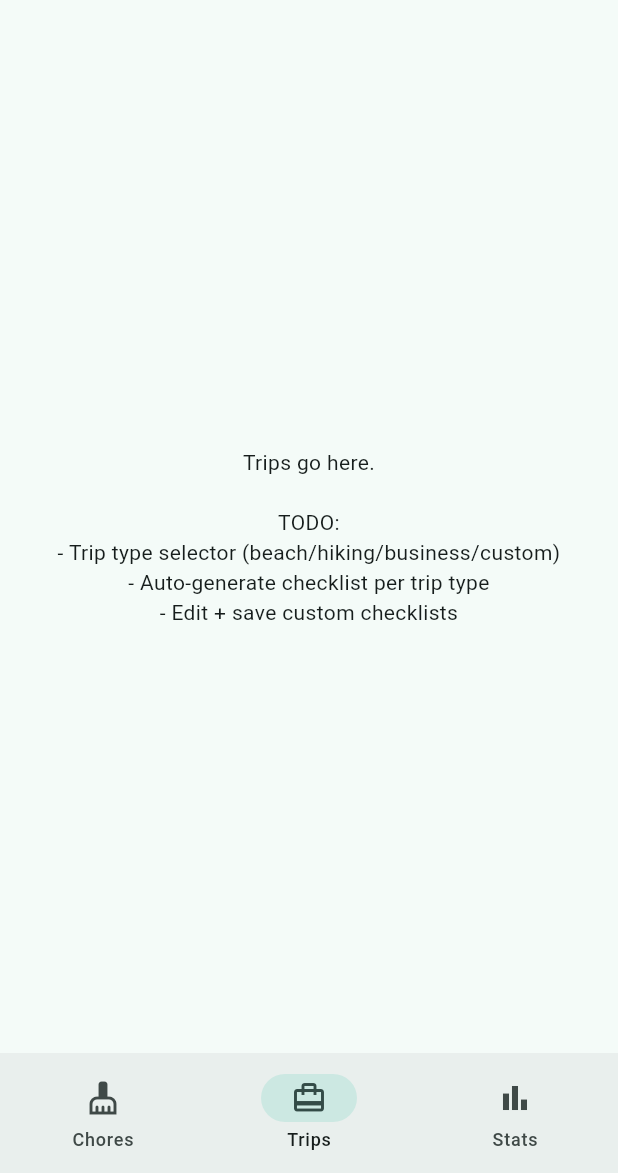
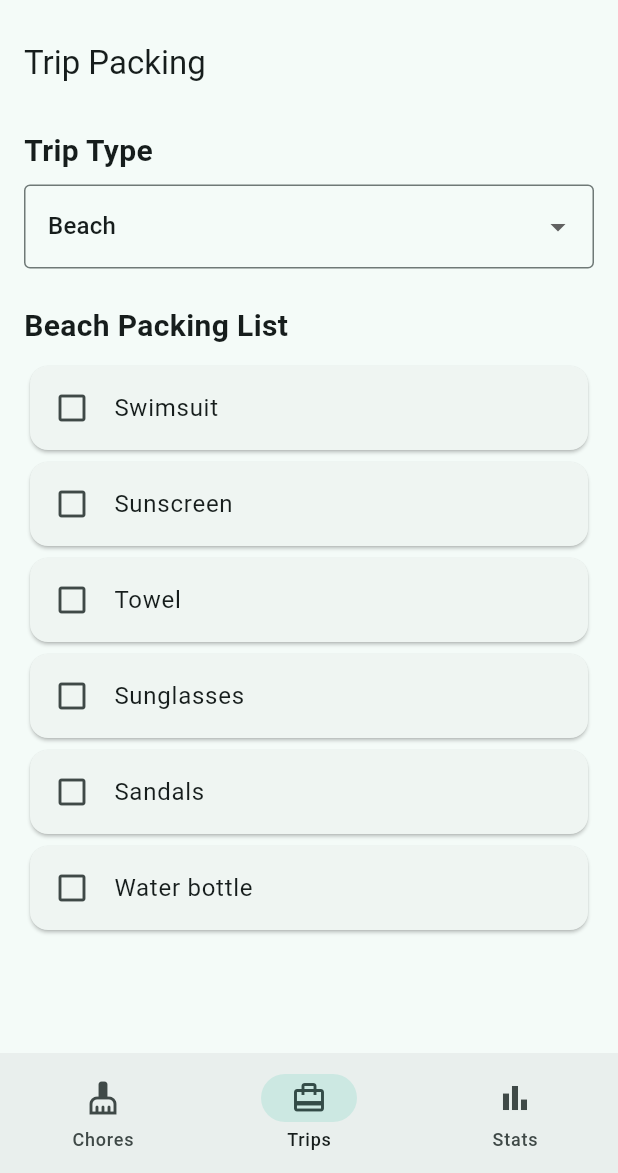
Before and after one commit to BrandonAvila76/ChoreTracker, a Flutter app: the screen it shows after launch, item 2 of the bottom bar chosen, on a phone screen of 412 x 824 dp, the part 63-1236 px from its top. Run offline on Flutter 3.47's test engine with Material 3 defaults, Android fonts, the phone set to English and light mode, and no system bars.

Commit message:
Add trip type selector and packing checklist

```diff
--- a/lib/main.dart
+++ b/lib/main.dart
@@ -387,26 +387,134 @@ class _ManageRoommatesScreenState extends State<ManageRoommatesScreen> {
 // ------------------------------------------------------------
 // PART 2: TRIPS MODULE (placeholder — teammate's job)
 // ------------------------------------------------------------
-class TripsScreen extends StatelessWidget {
+  class TripsScreen extends StatefulWidget {
   const TripsScreen({super.key});
 
   @override
+  State<TripsScreen> createState() => _TripsScreenState();
+  }
+
+  class _TripsScreenState extends State<TripsScreen> {
+  String _selectedTripType = 'Beach';
+
+  final Map<String, List<String>> _tripChecklists = {
+  'Beach': [
+  'Swimsuit',
+  'Sunscreen',
+  'Towel',
+  'Sunglasses',
+  'Sandals',
+  'Water bottle',
+  ],
+  'Hiking': [
+  'Hiking boots',
+  'Backpack',
+  'Water bottle',
+  'Snacks',
+  'First aid kit',
+  'Map',
+  ],
+  'Business': [
+  'Laptop',
+  'Laptop charger',
+  'Business clothes',
+  'Dress shoes',
+  'Notebook',
+  'Toiletries',
+  ],
+  'Custom': [],
+  };
+
+  late List<String> _currentChecklist;
+
+  @override
+  void initState() {
+  super.initState();
+  _currentChecklist = List.of(_tripChecklists[_selectedTripType]!);
+  }
+
+  void _changeTripType(String? newType) {
+  if (newType == null) return;
+
+  setState(() {
+  _selectedTripType = newType;
+  _currentChecklist = List.of(_tripChecklists[newType]!);
+  });
+  }
+
+  @override
   Widget build(BuildContext context) {
-    return const Center(
-      child: Padding(
-        padding: EdgeInsets.all(24.0),
-        child: Text(
-          'Trips go here.\n\nTODO:\n- Trip type selector '
-          '(beach/hiking/business/custom)\n'
-          '- Auto-generate checklist per trip type\n'
-          '- Edit + save custom checklists',
-          textAlign: TextAlign.center,
-        ),
-      ),
-    );
+  return Scaffold(
+  appBar: AppBar(
+  title: const Text('Trip Packing'),
+  ),
+  body: Padding(
+  padding: const EdgeInsets.all(16.0),
+  child: Column(
+  crossAxisAlignment: CrossAxisAlignment.start,
+  children: [
+  const Text(
+  'Trip Type',
+  style: TextStyle(
+  fontSize: 20,
+  fontWeight: FontWeight.bold,
+  ),
+  ),
+  const SizedBox(height: 8),
+
+  DropdownButtonFormField<String>(
+  value: _selectedTripType,
+  decoration: const InputDecoration(
+  border: OutlineInputBorder(),
+  ),
+  items: _tripChecklists.keys.map((type) {
+  return DropdownMenuItem(
+  value: type,
+  child: Text(type),
+  );
+  }).toList(),
+  onChanged: _changeTripType,
+  ),
+
+  const SizedBox(height: 24),
+
+  Text(
+  '$_selectedTripType Packing List',
+  style: const TextStyle(
+  fontSize: 20,
+  fontWeight: FontWeight.bold,
+  ),
+  ),
+
+  const SizedBox(height: 8),
+
+  Expanded(
+  child: _currentChecklist.isEmpty
+  ? const Center(
+  child: Text(
+  'No items yet. Add items to your custom checklist.',
+  ),
+  )
+      : ListView.builder(
+  itemCount: _currentChecklist.length,
+  itemBuilder: (context, index) {
+  return Card(
+  child: ListTile(
+  leading: const Icon(
+  Icons.check_box_outline_blank,
+  ),
+  title: Text(_currentChecklist[index]),
+  ),
+  );
+  },
+  ),
+  ),
+  ],
+  ),
+  ),
+  );
   }
-}
-
+  }
 // ------------------------------------------------------------
 // PART 3: STATS/DASHBOARD + DATA LAYER (placeholder — leader's job)
 // ------------------------------------------------------------
```
